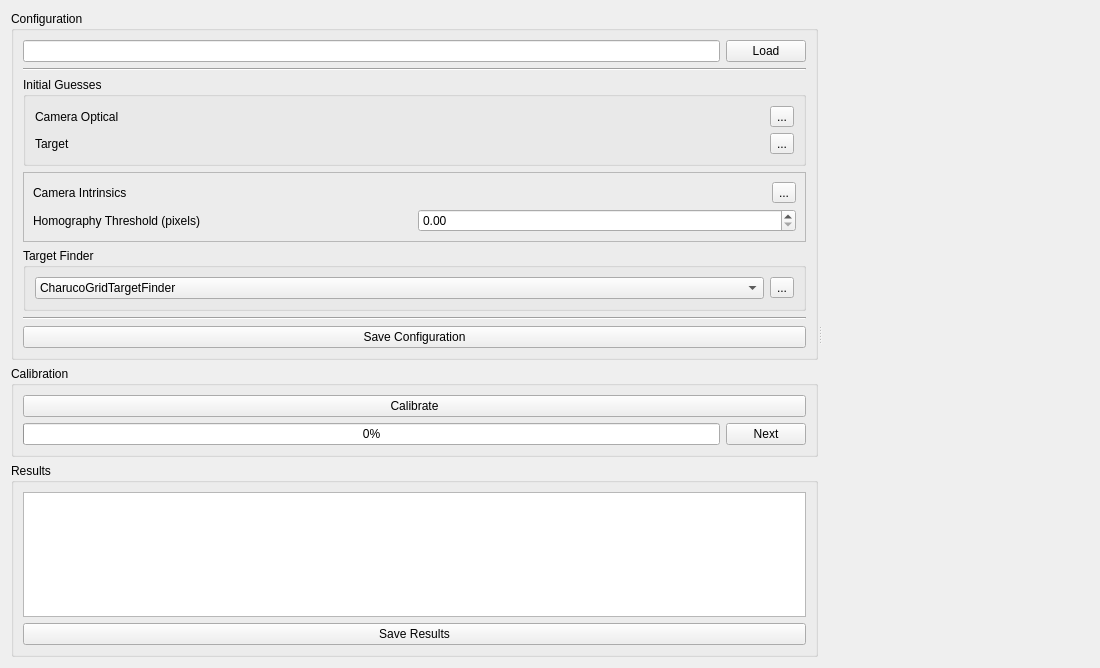
Qt form widget/src/ic_widget.ui (marip8/industrial_calibration) before a commit.
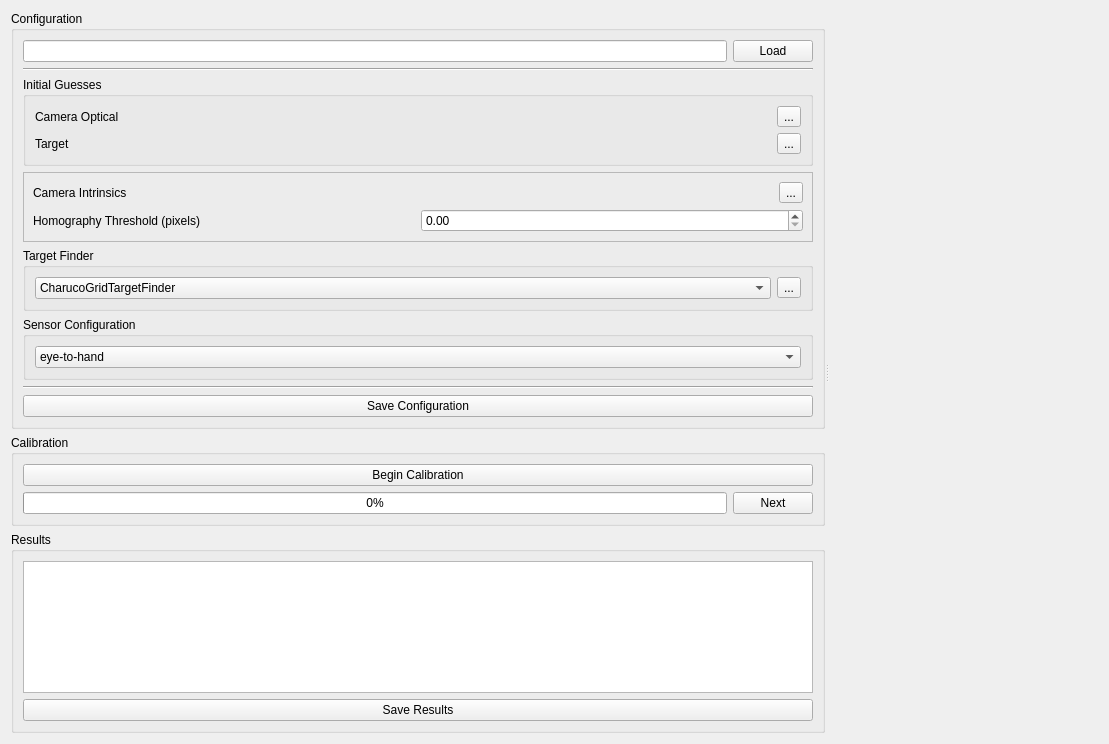
The same form after that commit. Custom widgets are drawn as their Qt base class.

```diff
--- a/widget/src/ic_widget.ui
+++ b/widget/src/ic_widget.ui
@@ -6,8 +6,8 @@
    <rect>
     <x>0</x>
     <y>0</y>
-    <width>1100</width>
-    <height>668</height>
+    <width>1109</width>
+    <height>744</height>
    </rect>
   </property>
   <property name="windowTitle">
@@ -183,6 +183,29 @@
             </layout>
            </widget>
           </item>
+          <item>
+           <widget class="QGroupBox" name="groupBox_6">
+            <property name="title">
+             <string>Sensor Configuration</string>
+            </property>
+            <layout class="QHBoxLayout" name="horizontalLayout_10">
+             <item>
+              <widget class="QComboBox" name="sensorConfigComboBox">
+               <item>
+                <property name="text">
+                 <string>eye-to-hand</string>
+                </property>
+               </item>
+               <item>
+                <property name="text">
+                 <string>eye-in-hand</string>
+                </property>
+               </item>
+              </widget>
+             </item>
+            </layout>
+           </widget>
+          </item>
           <item>
            <widget class="Line" name="line_2">
             <property name="orientation">
@@ -209,7 +232,7 @@
           <item>
            <widget class="QPushButton" name="calibratePushButton">
             <property name="text">
-             <string>Calibrate</string>
+             <string>Begin Calibration</string>
             </property>
            </widget>
           </item>
```
Left out of the diff: 4 changed lines with no effect on the pictures.
